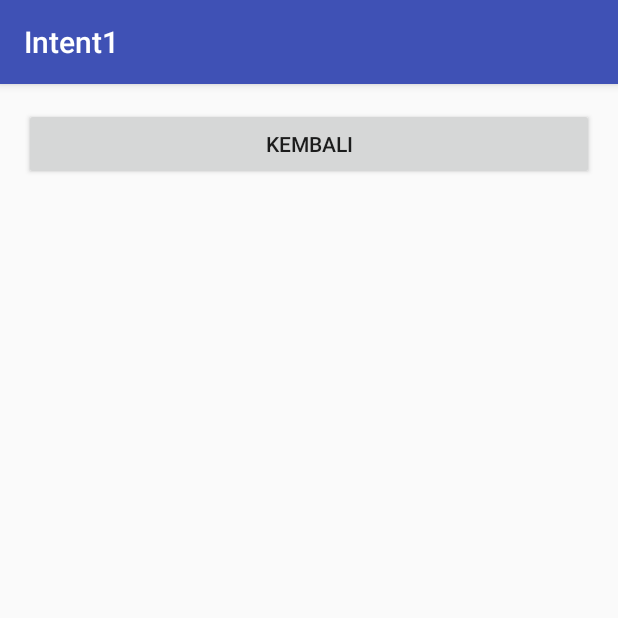
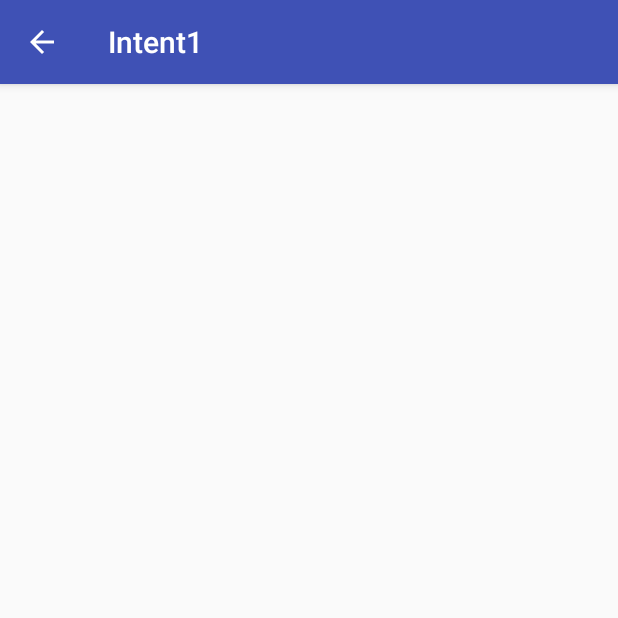
Before and after one commit to NinaWulansari/intent1, an Android app: the HasilActivity screen opened directly, with no data from a screen before it, on a phone screen of 412 x 824 dp, the top half of it. Run offline under Robolectric (Android 15) with nearby library versions, the phone set to English and light mode, and no system bars.

```diff
--- a/app/src/main/java/id/sch/smktelkom_mlg/learn/intent1/HasilActivity.java
+++ b/app/src/main/java/id/sch/smktelkom_mlg/learn/intent1/HasilActivity.java
@@ -2,7 +2,7 @@ package id.sch.smktelkom_mlg.learn.intent1;
 
 import android.support.v7.app.AppCompatActivity;
 import android.os.Bundle;
-import android.view.View;
+import android.view.MenuItem;
 
 public class HasilActivity extends AppCompatActivity {
 
@@ -11,13 +11,17 @@ public class HasilActivity extends AppCompatActivity {
         super.onCreate(savedInstanceState);
         setContentView(R.layout.activity_hasil);
 
-        findViewById(R.id.buttonBack).setOnClickListener(new View.OnClickListener()
+        getSupportActionBar().setDisplayHomeAsUpEnabled(true);
+    }
+
+    @Override
+    public boolean onOptionsItemSelected(MenuItem item)
+    {
+        if(item.getItemId()==android.R.id.home)
         {
-            @Override
-            public void onClick(View v)
-            {
-                onBackPressed();
-            }
-        });
+            onBackPressed();
+            return true;
+        }
+        return super.onOptionsItemSelected(item);
     }
 }
--- a/app/src/main/res/layout/activity_hasil.xml
+++ b/app/src/main/res/layout/activity_hasil.xml
@@ -1,5 +1,5 @@
 <?xml version="1.0" encoding="utf-8"?>
-<LinearLayout xmlns:android="http://schemas.android.com/apk/res/android"
+<RelativeLayout xmlns:android="http://schemas.android.com/apk/res/android"
     xmlns:tools="http://schemas.android.com/tools"
     android:layout_width="match_parent"
     android:layout_height="match_parent"
@@ -7,13 +7,6 @@
     android:paddingLeft="@dimen/activity_horizontal_margin"
     android:paddingRight="@dimen/activity_horizontal_margin"
     android:paddingTop="@dimen/activity_vertical_margin"
-    android:orientation="vertical"
     tools:context="id.sch.smktelkom_mlg.learn.intent1.HasilActivity">
 
-    <Button
-        android:layout_width="match_parent"
-        android:layout_height="wrap_content"
-        android:text="KEMBALI"
-        android:id="@+id/buttonBack"/>
-
-</LinearLayout>
+</RelativeLayout>
```
